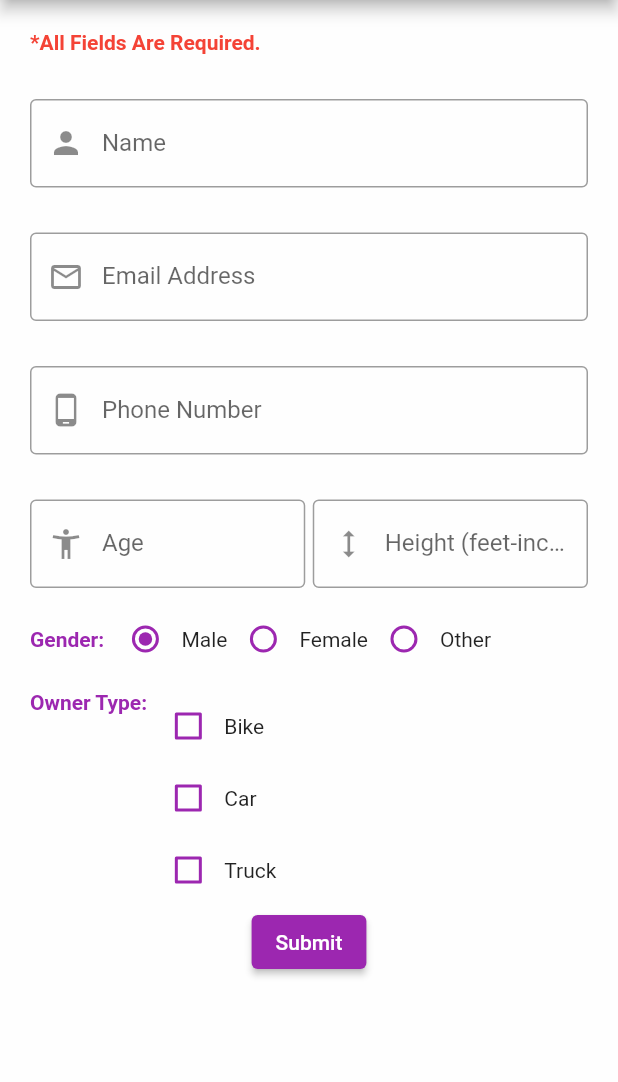
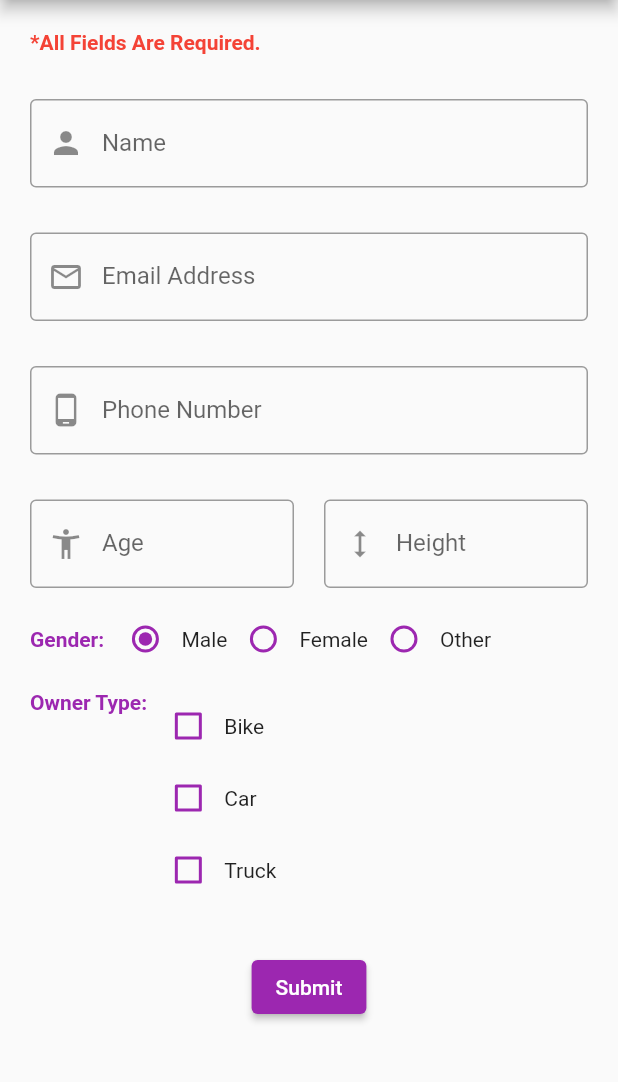
Before and after one commit to raisul1313/textFormFiled_radioButton_spinner_checkList, a Flutter app: the ShowInformationPage screen opened directly with empty values, after a tap on "Back", on a phone screen of 412 x 824 dp, the part 84-1166 px from its top. Run offline on Flutter 3.47's test engine with Material 2 defaults, Android fonts, the phone set to English and light mode, and no system bars.

Commit message:
Modified in input section

```diff
--- a/lib/main.dart
+++ b/lib/main.dart
@@ -19,7 +19,6 @@ class MyApp extends StatelessWidget {
         primaryColor: Colors.purple,
         primarySwatch: Colors.purple,
         unselectedWidgetColor: Colors.purple,
-
       ),
     );
   }
--- a/lib/view/input_information_page.dart
+++ b/lib/view/input_information_page.dart
@@ -38,13 +38,9 @@ class _InputInformationFiledState extends State<InputInformationFiled> {
           backgroundColor: Theme.of(context).primaryColor,
           automaticallyImplyLeading: false),
       body: SafeArea(
-        child: SingleChildScrollView(
-          child: Container(
-            height: size.height,
-            width: size.width,
-            color: Colors.white70,
         child: Form(
           key: _formKey,
+          child: SingleChildScrollView(
             child: Padding(
               padding: const EdgeInsets.all(20.0),
               child: Column(
@@ -60,8 +56,7 @@ class _InputInformationFiledState extends State<InputInformationFiled> {
                   SizedBox(
                     height: 30.0,
                   ),
-                    Center(
-                      child: Column(
+                  Column(
                     children: [
                       TextFormField(
                         decoration: InputDecoration(
@@ -78,8 +73,7 @@ class _InputInformationFiledState extends State<InputInformationFiled> {
                         validator: (value) {
                           if (value!.isEmpty) {
                             return 'This field is required';
-                              } else if (!RegExp(
-                                      r'^[A-Za-z.-]+(\s*[A-Za-z.-]+)*$')
+                          } else if (!RegExp(r'^[A-Za-z.-]+(\s*[A-Za-z.-]+)*$')
                               .hasMatch(value)) {
                             return "Type a valid name";
                           }
@@ -162,8 +156,7 @@ class _InputInformationFiledState extends State<InputInformationFiled> {
                                 border: OutlineInputBorder(),
                                 focusedBorder: OutlineInputBorder(
                                   borderSide: BorderSide(
-                                          color:
-                                              Theme.of(context).primaryColor),
+                                      color: Theme.of(context).primaryColor),
                                 ),
                                 hintText: "Age",
                                 labelText: "Age",
@@ -178,7 +171,7 @@ class _InputInformationFiledState extends State<InputInformationFiled> {
                                 }
                                 return null;
                               },
-                                  textInputAction: TextInputAction.done,
+                              textInputAction: TextInputAction.next,
                               keyboardType: TextInputType.number,
                               inputFormatters: [
                                 FilteringTextInputFormatter.digitsOnly,
@@ -187,7 +180,7 @@ class _InputInformationFiledState extends State<InputInformationFiled> {
                             ),
                           ),
                           SizedBox(
-                                width: 5.0,
+                            width: 20.0,
                           ),
                           Expanded(
                             flex: 1,
@@ -196,11 +189,10 @@ class _InputInformationFiledState extends State<InputInformationFiled> {
                                 border: OutlineInputBorder(),
                                 focusedBorder: OutlineInputBorder(
                                   borderSide: BorderSide(
-                                          color:
-                                              Theme.of(context).primaryColor),
+                                      color: Theme.of(context).primaryColor),
                                 ),
-                                    hintText: "Enter Your Height",
-                                    labelText: "Height (feet-inch)",
+                                hintText: "Feet.Inch",
+                                labelText: "Height",
                                 prefixIcon: Icon(Icons.height),
                               ),
                               controller: _heightController,
@@ -332,6 +324,9 @@ class _InputInformationFiledState extends State<InputInformationFiled> {
                           ),
                         ],
                       ),
+                      SizedBox(
+                        height: 30.0,
+                      ),
                       ElevatedButton(
                           onPressed: () {
                             if (_formKey.currentState!.validate()) {
@@ -340,8 +335,8 @@ class _InputInformationFiledState extends State<InputInformationFiled> {
                                 MaterialPageRoute(
                                   builder: (context) => ShowInformationPage(
                                     email: _emailController.text,
-                                        height: double.parse(
-                                            _heightController.text),
+                                    height:
+                                        double.parse(_heightController.text),
                                     name: _nameController.text,
                                     phone: int.parse(_phoneController.text),
                                     age: int.parse(_ageController.text),
@@ -354,9 +349,7 @@ class _InputInformationFiledState extends State<InputInformationFiled> {
                           child: Text("Submit"))
                     ],
                   ),
-                    ),
                 ],
-                ),
               ),
             ),
           ),
--- a/lib/view/show_infomation_page.dart
+++ b/lib/view/show_infomation_page.dart
@@ -40,13 +40,9 @@ class ShowInformationPage extends StatelessWidget {
                       "Name : ",
                       style: TextStyle(
                           color: Theme.of(context).primaryColor,
-                          fontWeight: FontWeight.bold,
-                          fontSize: 20.0),
+                          fontWeight: FontWeight.bold),
                     ),
-                    Text(
-                      name,
-                      style: TextStyle(fontSize: 20.0),
-                    ),
+                    Text(name),
                   ],
                 ),
                 Row(
@@ -55,12 +51,10 @@ class ShowInformationPage extends StatelessWidget {
                       "Email : ",
                       style: TextStyle(
                           color: Theme.of(context).primaryColor,
-                          fontWeight: FontWeight.bold,
-                          fontSize: 20.0),
+                          fontWeight: FontWeight.bold),
                     ),
                     Text(
                       email,
-                      style: TextStyle(fontSize: 20.0),
                     ),
                   ],
                 ),
@@ -70,12 +64,10 @@ class ShowInformationPage extends StatelessWidget {
                       "Phone : ",
                       style: TextStyle(
                           color: Theme.of(context).primaryColor,
-                          fontWeight: FontWeight.bold,
-                          fontSize: 20.0),
+                          fontWeight: FontWeight.bold),
                     ),
                     Text(
                       phone.toString(),
-                      style: TextStyle(fontSize: 20.0),
                     ),
                   ],
                 ),
@@ -85,12 +77,10 @@ class ShowInformationPage extends StatelessWidget {
                       "Age : ",
                       style: TextStyle(
                           color: Theme.of(context).primaryColor,
-                          fontWeight: FontWeight.bold,
-                          fontSize: 20.0),
+                          fontWeight: FontWeight.bold),
                     ),
                     Text(
                       age.toString(),
-                      style: TextStyle(fontSize: 20.0),
                     ),
                   ],
                 ),
@@ -100,13 +90,9 @@ class ShowInformationPage extends StatelessWidget {
                       "Height (feet-inch) : ",
                       style: TextStyle(
                           color: Theme.of(context).primaryColor,
-                          fontWeight: FontWeight.bold,
-                          fontSize: 20.0),
+                          fontWeight: FontWeight.bold),
                     ),
-                    Text(
-                      height.toString(),
-                      style: TextStyle(fontSize: 20.0),
-                    ),
+                    Text(height.toString()),
                   ],
                 ),
                 Row(
@@ -115,12 +101,10 @@ class ShowInformationPage extends StatelessWidget {
                       "Gender : ",
                       style: TextStyle(
                           color: Theme.of(context).primaryColor,
-                          fontWeight: FontWeight.bold,
-                          fontSize: 20.0),
+                          fontWeight: FontWeight.bold),
                     ),
                     Text(
                       gender.toString(),
-                      style: TextStyle(fontSize: 20.0),
                     ),
                   ],
                 ),
```
Lines whose indentation alone changed are shown as unchanged.
